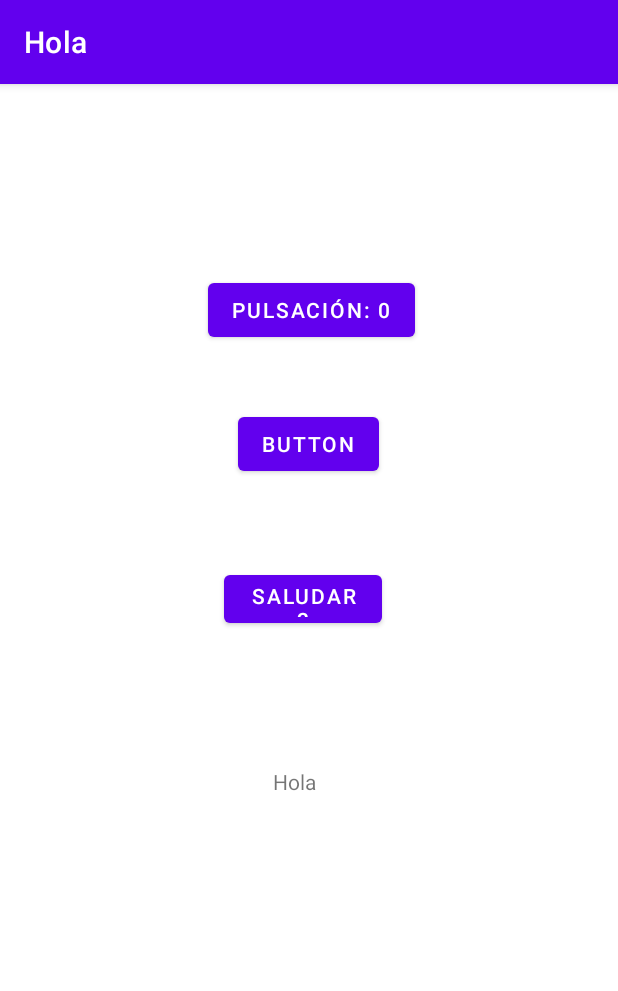
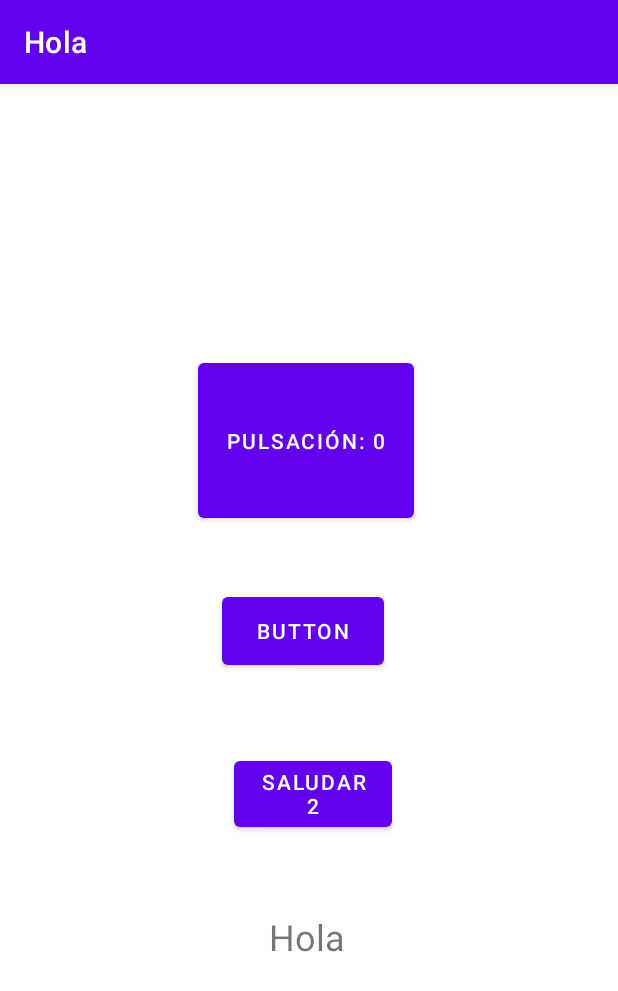
Before and after one commit to MJ-Curtido/ACDAT-PruebaAndroid, an Android app: the screen it shows after launch (MainActivity before the commit, Botones after it), on a phone screen of 412 x 824 dp. Shown: the top 991 px of the screen. Run offline under Robolectric (Android 15) with nearby library versions, the phone set to English and light mode, and no system bars.

```diff
--- a/app/src/main/java/com/example/hola/MainActivity.java
+++ b/app/src/main/java/com/example/hola/Botones.java
@@ -7,11 +7,8 @@ import android.util.Log;
 import android.view.View;
 import android.widget.Button;
 import android.widget.TextView;
-import android.widget.Toast;
 
-import com.example.hola.R;
-
-public class MainActivity extends AppCompatActivity implements  View.OnClickListener{
+public class Botones extends AppCompatActivity implements  View.OnClickListener{
     private static Integer cont = 0;
 
     @Override
@@ -51,6 +48,5 @@ public class MainActivity extends AppCompatActivity implements  View.OnClickList
             Button btnContar = (Button) view;
             btnContar.setText("Pulsaciones: " + cont);
         }
-        //Toast.makeText(this, "Hehehe shuuuuuu", Toast.LENGTH_LONG).show();
     }
 }
--- a/app/src/main/java/com/example/hola/TestEjemplos.java
+++ b/app/src/main/java/com/example/hola/TestEjemplos.java
@@ -9,7 +9,7 @@ import android.widget.ListView;
 
 public class TestEjemplos extends ListActivity {
 
-    String tests[] = {"MainActivity"};
+    String tests[] = {"Botones", "Calculadora"};
 
     public void onCreate(Bundle savedInstanceState) {
         super.onCreate(savedInstanceState);
--- a/app/src/main/res/layout/activity_main.xml
+++ b/app/src/main/res/layout/activity_main.xml
@@ -4,63 +4,51 @@
     xmlns:tools="http://schemas.android.com/tools"
     android:layout_width="match_parent"
     android:layout_height="match_parent"
-    tools:context=".MainActivity">
+    tools:context=".Botones">
 
     <Button
-        android:id="@+id/btnSaludar"
-        android:layout_width="wrap_content"
-        android:layout_height="wrap_content"
-        android:layout_marginStart="158dp"
-        android:layout_marginTop="204dp"
-        android:layout_marginEnd="159dp"
-        android:layout_marginBottom="179dp"
-        android:onClick="onClick"
-        android:text="Button"
-        app:layout_constraintBottom_toTopOf="@+id/txtSaludo"
-        app:layout_constraintEnd_toEndOf="parent"
-        app:layout_constraintHorizontal_bias="1.0"
+        android:id="@+id/btnContar"
+        android:layout_width="144dp"
+        android:layout_height="115dp"
+        android:layout_marginStart="132dp"
+        android:layout_marginTop="180dp"
+        android:text="Pulsación: 0"
         app:layout_constraintStart_toStartOf="parent"
-        app:layout_constraintTop_toTopOf="parent"
-        tools:text="@string/btnSaludar" />
+        app:layout_constraintTop_toTopOf="parent" />
 
     <TextView
         android:id="@+id/txtSaludo"
-        android:layout_width="wrap_content"
-        android:layout_height="wrap_content"
-        android:layout_marginStart="181dp"
-        android:layout_marginTop="223dp"
-        android:layout_marginEnd="201dp"
-        android:layout_marginBottom="277dp"
+        android:layout_width="353dp"
+        android:layout_height="69dp"
+        android:layout_marginStart="28dp"
+        android:layout_marginTop="216dp"
         android:text="@string/txtSaludar"
-        app:layout_constraintBottom_toBottomOf="parent"
-        app:layout_constraintEnd_toEndOf="parent"
+        android:textAlignment="center"
+        android:textSize="24sp"
         app:layout_constraintStart_toStartOf="parent"
         app:layout_constraintTop_toTopOf="@+id/btnSaludar" />
 
     <Button
         android:id="@+id/btnSaludar2"
         android:layout_width="105dp"
-        android:layout_height="44dp"
-        android:layout_marginTop="51dp"
-        android:layout_marginEnd="157dp"
-        android:layout_marginBottom="84dp"
+        android:layout_height="56dp"
+        android:layout_marginStart="156dp"
+        android:layout_marginTop="52dp"
         android:text="Saludar2"
-        app:layout_constraintBottom_toTopOf="@+id/txtSaludo"
-        app:layout_constraintEnd_toEndOf="parent"
+        app:layout_constraintStart_toStartOf="parent"
         app:layout_constraintTop_toBottomOf="@+id/btnSaludar"
         tools:ignore="TouchTargetSizeCheck" />
 
     <Button
-        android:id="@+id/btnContar"
-        android:layout_width="wrap_content"
-        android:layout_height="wrap_content"
-        android:layout_marginTop="115dp"
-        android:layout_marginEnd="135dp"
-        android:layout_marginBottom="41dp"
-        android:text="Pulsación: 0"
-        app:layout_constraintBottom_toTopOf="@+id/btnSaludar"
-        app:layout_constraintEnd_toEndOf="parent"
+        android:id="@+id/btnSaludar"
+        android:layout_width="108dp"
+        android:layout_height="57dp"
+        android:layout_marginStart="148dp"
+        android:layout_marginTop="336dp"
+        android:onClick="onClick"
+        android:text="Button"
+        app:layout_constraintStart_toStartOf="parent"
         app:layout_constraintTop_toTopOf="parent"
-        app:layout_constraintVertical_bias="1.0" />
+        tools:text="@string/btnSaludar" />
 
 </androidx.constraintlayout.widget.ConstraintLayout>
```
Also changed, not shown: app/src/main/AndroidManifest.xml (+9 -3 lines), app/src/main/java/com/example/hola/Calculadora.java (added, +14 -0 lines), app/src/main/java/com/example/hola/calculadora/ListenerBotones.java (added, +13 -0 lines), app/src/main/res/layout/activity_calculadora.xml (added, +85 -0 lines).
